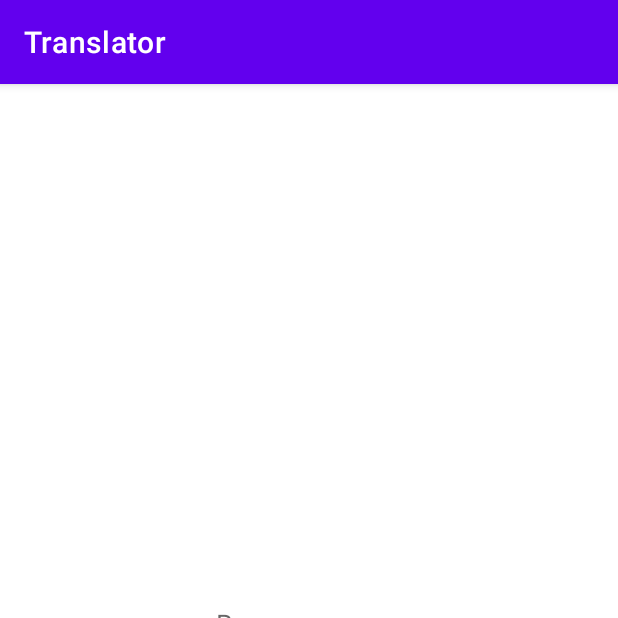
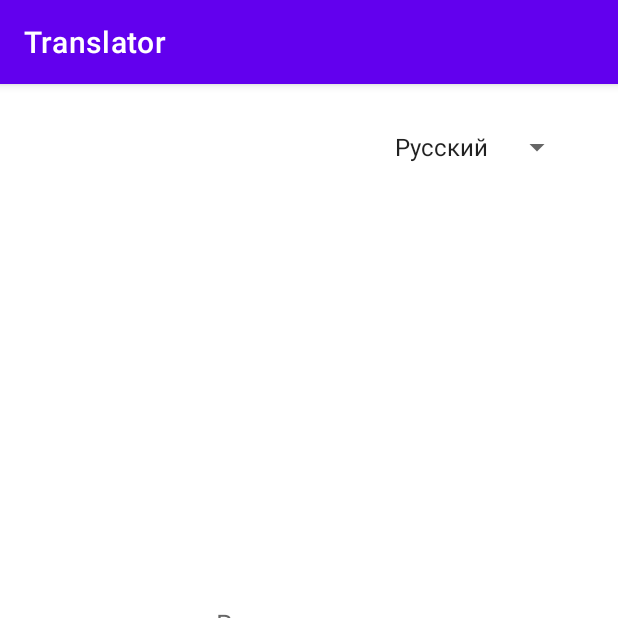
Before and after one commit to Nikita-neuron/Translator, an Android app: the screen it shows after launch (MainActivity), after a tap on "ДОПОЛНИТЬ", on a phone screen of 412 x 824 dp, the top half of it. Run offline under Robolectric (Android 15) with nearby library versions, the phone set to English and light mode, and no system bars.

```diff
--- a/app/src/main/java/com/example/translator/MainActivity.java
+++ b/app/src/main/java/com/example/translator/MainActivity.java
@@ -1,11 +1,14 @@
 package com.example.translator;
 
-import androidx.appcompat.app.AppCompatActivity;
-
+import android.os.Build;
 import android.os.Bundle;
 import android.view.View;
 import android.widget.Button;
 import android.widget.EditText;
+import android.widget.Spinner;
+
+import androidx.annotation.RequiresApi;
+import androidx.appcompat.app.AppCompatActivity;
 
 import org.json.JSONArray;
 import org.json.JSONException;
@@ -21,7 +24,9 @@ public class MainActivity extends AppCompatActivity implements View.OnClickListe
     EditText editText;
     Button button;
 
-    private String KEY = "pdct.1.1.20210412T141130Z.7fe24c3464fb114c.a91bd86212d96a2ed24c9e0a44fc721cd4e118ea";
+    Spinner spinner;
+
+    private final String KEY = "pdct.1.1.20210412T141130Z.7fe24c3464fb114c.a91bd86212d96a2ed24c9e0a44fc721cd4e118ea";
 
     @Override
     protected void onCreate(Bundle savedInstanceState) {
@@ -29,16 +34,18 @@ public class MainActivity extends AppCompatActivity implements View.OnClickListe
         setContentView(R.layout.activity_main);
 
         editText = findViewById(R.id.word);
+        spinner = findViewById(R.id.language);
         button = findViewById(R.id.send);
         button.setOnClickListener(this);
     }
 
-    void test(String word) {
+    void test(String line, String language) {
         new Thread() {
             @Override
             public void run() {
-                String lang = "en";
-                String request = String.format("https://predictor.yandex.net/api/v1/predict.json/complete?key=%s&q=%s&lang=%s", KEY, word, lang);
+                String[] words = line.split(" ");
+                String word = line.replaceAll(" ", "+");
+                String request = String.format("https://predictor.yandex.net/api/v1/predict.json/complete?key=%s&q=%s&lang=%s", KEY, word, language);
                 try {
                     URLConnection connection = new URL(request).openConnection();
                     Scanner in = new Scanner(connection.getInputStream());
@@ -55,7 +62,10 @@ public class MainActivity extends AppCompatActivity implements View.OnClickListe
 //                                    int pos2 = response.indexOf("\"]", pos + 1);
 //                                    editText.setText(response.substring(pos + 9, pos2));
 //                                }
-                                editText.setText(text);
+                                StringBuilder result = new StringBuilder();
+                                for (int i = 0; i < words.length - 2; i++) result.append(words[i]).append(" ");
+                                result.append(text);
+                                editText.setText(result.toString());
                             } catch (JSONException e) {
                                 e.printStackTrace();
                             }
@@ -68,13 +78,17 @@ public class MainActivity extends AppCompatActivity implements View.OnClickListe
         }.start();
     }
 
+    @RequiresApi(api = Build.VERSION_CODES.M)
     @Override
     public void onClick(View v) {
         if (v.getId() == R.id.send) {
-            String word = editText.getText().toString();
-            word = word.replaceAll(" ", "+");
-            test(word);
+            String line = editText.getText().toString();
 
+            String language = spinner.getSelectedItem().toString();
+            if (language.equals("Русский")) language = "ru";
+            if (language.equals("English")) language = "en";
+
+            test(line, language);
         }
     }
 }
--- a/app/src/main/res/layout/activity_main.xml
+++ b/app/src/main/res/layout/activity_main.xml
@@ -1,13 +1,20 @@
 <?xml version="1.0" encoding="utf-8"?>
 <RelativeLayout
     xmlns:android="http://schemas.android.com/apk/res/android"
-    xmlns:app="http://schemas.android.com/apk/res-auto"
     xmlns:tools="http://schemas.android.com/tools"
     android:layout_width="match_parent"
     android:layout_height="match_parent"
     tools:context=".MainActivity">
 
-    <LinearLayout
+    <Spinner
+        android:id="@+id/language"
+        android:layout_width="wrap_content"
+        android:layout_height="wrap_content"
+        android:layout_alignParentEnd="true"
+        android:layout_margin="30dp"
+        android:entries="@array/languages" />
+
+    <RelativeLayout
         android:layout_width="wrap_content"
         android:layout_height="wrap_content"
         android:layout_centerHorizontal="true"
@@ -19,12 +26,14 @@
             android:layout_width="wrap_content"
             android:layout_height="wrap_content"
             android:hint="Введите слово"/>
+
         <Button
             android:id="@+id/send"
             android:layout_width="wrap_content"
             android:layout_height="wrap_content"
+            android:layout_below="@+id/word"
             android:text="Дополнить"/>
 
-    </LinearLayout>
+    </RelativeLayout>
 
 </RelativeLayout>
--- a/app/src/main/res/values/strings.xml
+++ b/app/src/main/res/values/strings.xml
@@ -1,3 +1,7 @@
 <resources>
     <string name="app_name">Translator</string>
+    <string-array name="languages">
+        <item>Русский</item>
+        <item>English</item>
+    </string-array>
 </resources>
```
Also changed, not shown: app/src/main/java/com/example/translator/ServerMessages.java (deleted, +0 -35 lines).
